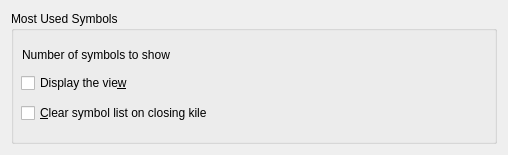
Before: the Qt Designer form src/symbolviewconfigwidget.ui in KDE/kile, drawn with Qt 5.
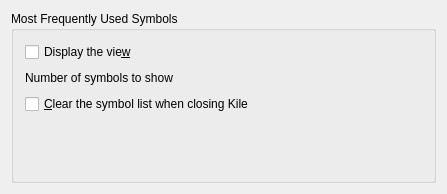
After: the same form once the commit is applied. Custom widgets are drawn as their Qt base class.

Commit message:
BUG: 153371 thanks for reporting :)
- always use i18n strings
- fix layouts in symbolviewconfig widget

Forward port of 746563.

The edit to the form file:
```diff
--- a/src/symbolviewconfigwidget.ui
+++ b/src/symbolviewconfigwidget.ui
@@ -5,8 +5,8 @@
    <rect>
     <x>0</x>
     <y>0</y>
-    <width>508</width>
-    <height>155</height>
+    <width>447</width>
+    <height>194</height>
    </rect>
   </property>
   <property name="windowTitle" >
@@ -16,30 +16,20 @@
    <item>
     <widget class="Q3GroupBox" name="groupBox1" >
      <property name="title" >
-      <string>Most Used Symbols</string>
+      <string>Most Frequently Used Symbols</string>
      </property>
-     <widget class="KIntNumInput" name="kcfg_numSymbolsMFUS" >
-      <property name="geometry" >
-       <rect>
-        <x>344</x>
-        <y>31</y>
-        <width>125</width>
-        <height>26</height>
-       </rect>
-      </property>
-      <property name="value" >
-       <number>30</number>
-      </property>
-     </widget>
+     <layout class="QVBoxLayout" >
+      <item>
+       <widget class="QCheckBox" name="kcfg_displayMFUS" >
+        <property name="text" >
+         <string>Display the vie&amp;w</string>
+        </property>
+       </widget>
+      </item>
+      <item>
+       <layout class="QHBoxLayout" >
+        <item>
      <widget class="QLabel" name="textLabel1" >
-      <property name="geometry" >
-       <rect>
-        <x>11</x>
-        <y>31</y>
-        <width>191</width>
-        <height>26</height>
-       </rect>
-      </property>
       <property name="text" >
        <string>Number of symbols to show</string>
       </property>
@@ -47,28 +37,31 @@
        <bool>false</bool>
       </property>
      </widget>
-     <widget class="QCheckBox" name="kcfg_displayMFUS" >
-      <property name="geometry" >
-       <rect>
-        <x>10</x>
-        <y>60</y>
-        <width>370</width>
-        <height>24</height>
-       </rect>
-      </property>
-      <property name="text" >
-       <string>Display the vie&amp;w</string>
-      </property>
-     </widget>
+        </item>
+        <item>
+         <spacer>
+          <property name="orientation" >
+           <enum>Qt::Horizontal</enum>
+          </property>
+          <property name="sizeHint" >
+           <size>
+            <width>40</width>
+            <height>20</height>
+           </size>
+          </property>
+         </spacer>
+        </item>
+        <item>
+         <widget class="KIntNumInput" name="kcfg_numSymbolsMFUS" >
+          <property name="value" >
+           <number>30</number>
+          </property>
+         </widget>
+        </item>
+       </layout>
+      </item>
+      <item>
      <widget class="QCheckBox" name="kcfg_clearMFUS" >
-      <property name="geometry" >
-       <rect>
-        <x>10</x>
-        <y>90</y>
-        <width>370</width>
-        <height>24</height>
-       </rect>
-      </property>
       <property name="sizePolicy" >
        <sizepolicy vsizetype="Preferred" hsizetype="Preferred" >
         <horstretch>0</horstretch>
@@ -76,9 +69,24 @@
        </sizepolicy>
       </property>
       <property name="text" >
-       <string>&amp;Clear symbol list on closing kile</string>
-      </property>
-     </widget>
+         <string>&amp;Clear the symbol list when closing Kile</string>
+        </property>
+       </widget>
+      </item>
+      <item>
+       <spacer>
+        <property name="orientation" >
+         <enum>Qt::Vertical</enum>
+        </property>
+        <property name="sizeHint" >
+         <size>
+          <width>20</width>
+          <height>40</height>
+         </size>
+        </property>
+       </spacer>
+      </item>
+     </layout>
     </widget>
    </item>
   </layout>
```
Lines whose indentation alone changed are shown as unchanged. The commit also changes 1 other file.
